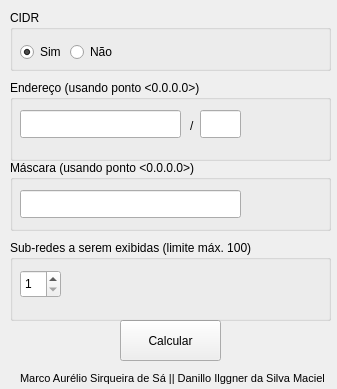
First picture: the form in mainwindow.ui, repository danilloism/calculadoraIPv4, before the edit.
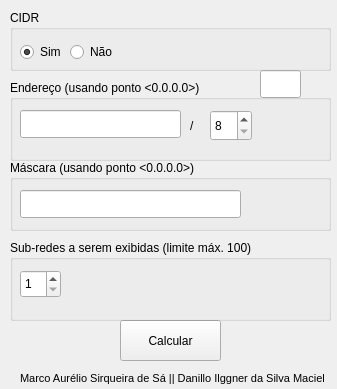
Second picture: the form after the edit.

Patch:
```diff
--- a/mainwindow.ui
+++ b/mainwindow.ui
@@ -124,16 +124,6 @@
       </rect>
      </property>
     </widget>
-    <widget class="QLineEdit" name="lineEditCIDR">
-     <property name="geometry">
-      <rect>
-       <x>190</x>
-       <y>30</y>
-       <width>41</width>
-       <height>28</height>
-      </rect>
-     </property>
-    </widget>
     <widget class="QLabel" name="label_2">
      <property name="geometry">
       <rect>
@@ -147,6 +137,22 @@
       <string>/</string>
      </property>
     </widget>
+    <widget class="QSpinBox" name="spinBoxCIDR">
+     <property name="geometry">
+      <rect>
+       <x>200</x>
+       <y>30</y>
+       <width>42</width>
+       <height>31</height>
+      </rect>
+     </property>
+     <property name="minimum">
+      <number>8</number>
+     </property>
+     <property name="maximum">
+      <number>30</number>
+     </property>
+    </widget>
    </widget>
    <widget class="QPushButton" name="pushButtonCalcular">
     <property name="geometry">
@@ -193,6 +199,16 @@
      </property>
     </widget>
    </widget>
+   <widget class="QLineEdit" name="lineEditCIDR">
+    <property name="geometry">
+     <rect>
+      <x>260</x>
+      <y>70</y>
+      <width>41</width>
+      <height>28</height>
+     </rect>
+    </property>
+   </widget>
   </widget>
  </widget>
  <resources/>
```
